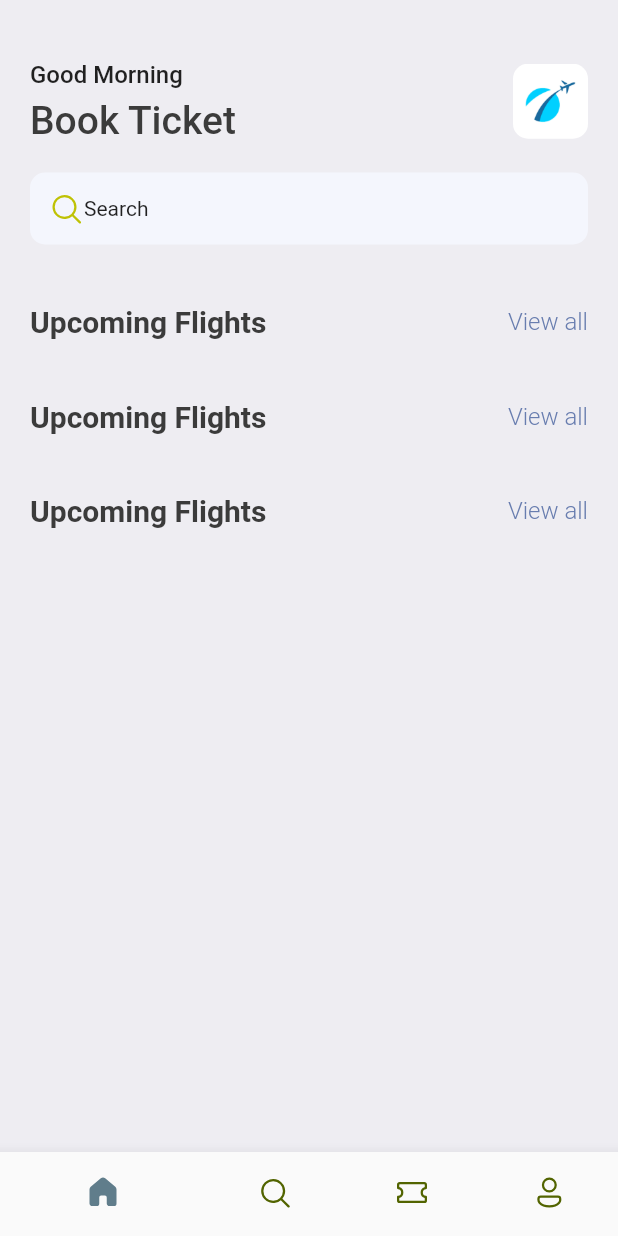
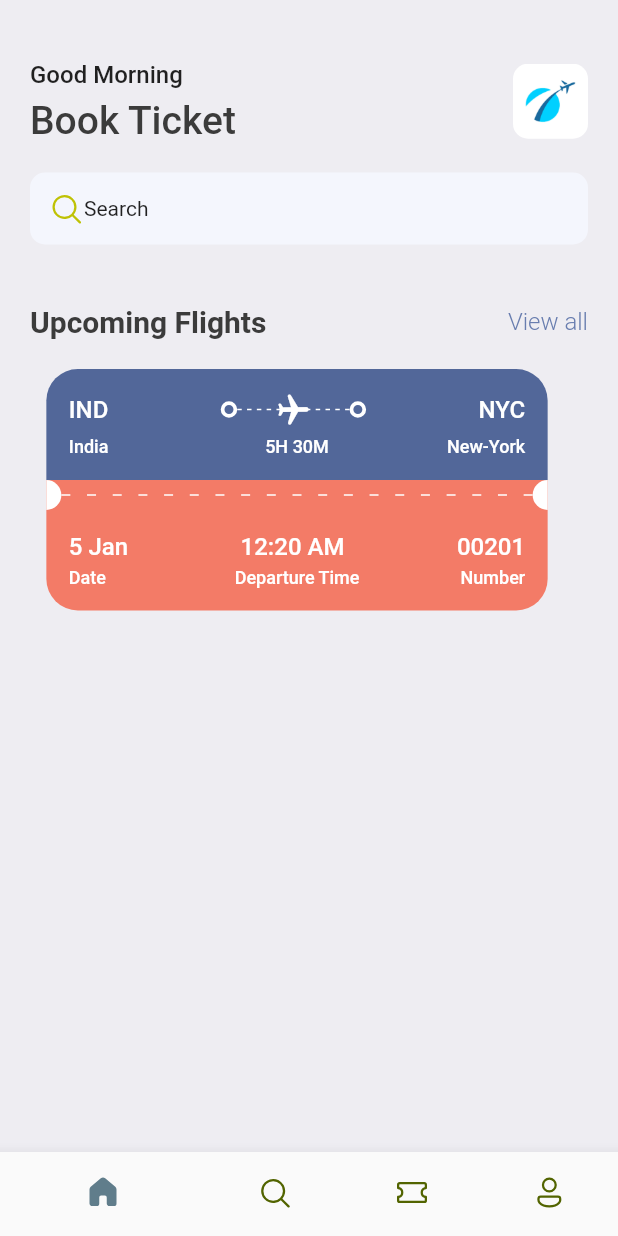
Before and after one commit to MohammedAqeeb/TicketApp, a Flutter app: the screen it shows after launch, on a phone screen of 412 x 824 dp. Run offline on Flutter 3.47's test engine with Material 3 defaults, Android fonts, the phone set to English and light mode, and no system bars; our stand-ins replace fluentui_icons.

Commit message:
ui design homescreen

```diff
--- a/lib/res/style/app_style.dart
+++ b/lib/constants/app_style.dart
@@ -12,6 +12,10 @@ class AppStyle {
   static Color bgColor = const Color(0xffeeedf2);
 
   static Color offWhiteColor = const Color(0xfff4f6fd);
+
+  static Color ticketColor = const Color(0xff526799);
+
+  static Color ticketOrange = const Color(0xfff37b67);
 
   static TextStyle headLineStyle1 = TextStyle(
     fontSize: 26,
@@ -35,4 +39,9 @@ class AppStyle {
     fontWeight: FontWeight.w300,
     color: textColor,
   );
+
+   static TextStyle headLineStyle4 = const TextStyle(
+    fontSize: 12,
+    fontWeight: FontWeight.w500,
+  );
 }
--- a/lib/main.dart
+++ b/lib/main.dart
@@ -1,5 +1,5 @@
 import 'package:flutter/material.dart';
-import 'package:ticket_app/base/bottm_nav.dart';
+import 'package:ticket_app/screens/base/bottm_nav.dart';
 
 void main() {
   runApp(const MyApp());
--- a/lib/base/bottm_nav.dart
+++ b/lib/screens/base/bottm_nav.dart
@@ -1,6 +1,6 @@
 import 'package:fluentui_icons/fluentui_icons.dart';
 import 'package:flutter/material.dart';
-import 'package:ticket_app/screens/home_screen.dart';
+import 'package:ticket_app/screens/home/home_screen.dart';
 
 class BottomNavigation extends StatefulWidget {
   const BottomNavigation({super.key});
--- /dev/null
+++ b/lib/screens/base/widgets/small_circle.dart
@@ -0,0 +1,31 @@
+import 'package:flutter/material.dart';
+
+class SmallCircle extends StatelessWidget {
+  final bool isRight;
+  const SmallCircle({
+    super.key,
+    required this.isRight,
+  });
+
+  @override
+  Widget build(BuildContext context) {
+    return SizedBox(
+      height: 20,
+      width: 10,
+      child: DecoratedBox(
+        decoration: BoxDecoration(
+          color: Colors.white,
+          borderRadius: isRight == true
+              ? const BorderRadius.only(
+                  bottomRight: Radius.circular(10),
+                  topRight: Radius.circular(10),
+                )
+              : const BorderRadius.only(
+                  bottomLeft: Radius.circular(10),
+                  topLeft: Radius.circular(10),
+                ),
+        ),
+      ),
+    );
+  }
+}
--- a/lib/screens/home_screen.dart
+++ b/lib/screens/home/home_screen.dart
@@ -1,8 +1,9 @@
 import 'package:fluentui_icons/fluentui_icons.dart';
 import 'package:flutter/material.dart';
-import 'package:ticket_app/res/images.dart';
-import 'package:ticket_app/res/style/app_style.dart';
+import 'package:ticket_app/constants/images.dart';
+import 'package:ticket_app/constants/app_style.dart';
 import 'package:ticket_app/widgets/text_row_widgets.dart';
+import 'package:ticket_app/widgets/ticket_view.dart';
 
 class HomeScreen extends StatefulWidget {
   const HomeScreen({super.key});
@@ -76,16 +77,8 @@ class _HomeScreenState extends State<HomeScreen> {
                   firstText: 'Upcoming Flights',
                   secondText: 'View all',
                 ),
-                const SizedBox(height: 40),
-                const TextRowWidgets(
-                  firstText: 'Upcoming Flights',
-                  secondText: 'View all',
-                ),const SizedBox(height: 40),
-                const TextRowWidgets(
-                  firstText: 'Upcoming Flights',
-                  secondText: 'View all',
-                ),
-
+                const SizedBox(height: 20),
+                const TicketView()
               ],
             ),
           ),
--- /dev/null
+++ b/lib/screens/home/widget/ticket_headline_text.dart
@@ -0,0 +1,20 @@
+import 'package:flutter/material.dart';
+import 'package:ticket_app/constants/app_style.dart';
+
+class TicketHeadlineText extends StatelessWidget {
+  final String text;
+  const TicketHeadlineText({
+    super.key,
+    required this.text,
+  });
+
+  @override
+  Widget build(BuildContext context) {
+    return Text(
+      text,
+      style: AppStyle.headLineStyle2.copyWith(
+        color: Colors.white,
+      ),
+    );
+  }
+}
--- /dev/null
+++ b/lib/screens/home/widget/ticket_label_text.dart
@@ -0,0 +1,23 @@
+import 'package:flutter/material.dart';
+import 'package:ticket_app/constants/app_style.dart';
+
+class TicketLabelText extends StatelessWidget {
+  final String labelText;
+  final TextAlign isAligned;
+  const TicketLabelText({
+    required this.labelText,
+    this.isAligned = TextAlign.start,
+    super.key,
+  });
+
+  @override
+  Widget build(BuildContext context) {
+    return Text(
+      labelText,
+      textAlign: isAligned,
+      style: AppStyle.headLineStyle4.copyWith(
+        color: Colors.white,
+      ),
+    );
+  }
+}
--- /dev/null
+++ b/lib/widgets/dotted_circle.dart
@@ -0,0 +1,19 @@
+import 'package:flutter/material.dart';
+
+class DottedCircle extends StatelessWidget {
+  const DottedCircle({super.key});
+
+  @override
+  Widget build(BuildContext context) {
+    return Container(
+      padding: const EdgeInsets.all(3),
+      decoration: BoxDecoration(
+        borderRadius: BorderRadius.circular(20),
+        border: Border.all(
+          width: 2.5,
+          color: Colors.white,
+        ),
+      ),
+    );
+  }
+}
--- /dev/null
+++ b/lib/widgets/lines_layout_builder.dart
@@ -0,0 +1,33 @@
+import 'package:flutter/material.dart';
+
+class LinesLayoutBuilder extends StatelessWidget {
+  final int randomNumber;
+  final double width;
+  const LinesLayoutBuilder({
+    super.key,
+    required this.randomNumber,
+    this.width = 3,
+  });
+
+  @override
+  Widget build(BuildContext context) {
+    return LayoutBuilder(
+      builder: (BuildContext context, BoxConstraints constraints) {
+         return Flex(
+          mainAxisAlignment: MainAxisAlignment.spaceBetween,
+          direction: Axis.horizontal,
+          children: List.generate(
+            (constraints.constrainWidth() / randomNumber).floor(),
+            (index) => SizedBox(
+              width: width,
+              height: 1,
+              child: const DecoratedBox(
+                decoration: BoxDecoration(color: Colors.white),
+              ),
+            ),
+          ),
+        );
+      },
+    );
+  }
+}
--- a/lib/widgets/text_row_widgets.dart
+++ b/lib/widgets/text_row_widgets.dart
@@ -1,5 +1,5 @@
 import 'package:flutter/material.dart';
-import 'package:ticket_app/res/style/app_style.dart';
+import 'package:ticket_app/constants/app_style.dart';
 
 class TextRowWidgets extends StatelessWidget {
   final String firstText;
--- /dev/null
+++ b/lib/widgets/ticket_view.dart
@@ -0,0 +1,155 @@
+import 'package:flutter/material.dart';
+import 'package:ticket_app/constants/app_style.dart';
+import 'package:ticket_app/screens/base/widgets/small_circle.dart';
+import 'package:ticket_app/screens/home/widget/ticket_headline_text.dart';
+import 'package:ticket_app/screens/home/widget/ticket_label_text.dart';
+import 'package:ticket_app/widgets/dotted_circle.dart';
+import 'package:ticket_app/widgets/lines_layout_builder.dart';
+
+class TicketView extends StatelessWidget {
+  const TicketView({super.key});
+
+  @override
+  Widget build(BuildContext context) {
+    return SizedBox(
+      width: MediaQuery.of(context).size.width * 0.85,
+      height: 189,
+      child: Container(
+        margin: const EdgeInsets.only(right: 16),
+        child: Column(
+          children: [
+            // Blue part of the ticket the upper layer
+            Container(
+              padding: const EdgeInsets.all(15),
+              decoration: BoxDecoration(
+                borderRadius: const BorderRadius.only(
+                  topLeft: Radius.circular(21),
+                  topRight: Radius.circular(21),
+                ),
+                color: AppStyle.ticketColor,
+              ),
+              child: Column(
+                children: [
+                  Row(
+                    children: [
+                      const TicketHeadlineText(text: 'IND'),
+                      Expanded(child: Container()),
+                      const DottedCircle(),
+                      Expanded(
+                        child: Stack(
+                          children: [
+                            const SizedBox(
+                              height: 24,
+                              child: LinesLayoutBuilder(randomNumber: 6),
+                            ),
+                            Center(
+                              child: Transform.rotate(
+                                angle: 1.56,
+                                child: const Icon(
+                                  Icons.local_airport_rounded,
+                                  color: Colors.white,
+                                ),
+                              ),
+                            )
+                          ],
+                        ),
+                      ),
+                      const DottedCircle(),
+                      Expanded(child: Container()),
+                      const TicketHeadlineText(text: 'NYC'),
+                    ],
+                  ),
+                  const SizedBox(height: 6),
+                  Row(
+                    children: [
+                      const SizedBox(
+                        width: 100,
+                        child: TicketLabelText(labelText: 'India'),
+                      ),
+                      Expanded(child: Container()),
+                      const TicketLabelText(labelText: '5H 30M'),
+                      Expanded(child: Container()),
+                      const SizedBox(
+                        width: 100,
+                        child: TicketLabelText(
+                          labelText: 'New-York',
+                          isAligned: TextAlign.end,
+                        ),
+                      ),
+                    ],
+                  ),
+                ],
+              ),
+            ),
+
+            // Middle layer with small circles and dotted lines
+            Container(
+              color: AppStyle.ticketOrange,
+              child: const Row(
+                children: [
+                  SmallCircle(
+                    isRight: true,
+                  ),
+                  Expanded(
+                    child: LinesLayoutBuilder(randomNumber: 16, width: 6),
+                  ),
+                  SmallCircle(
+                    isRight: false,
+                  ),
+                ],
+              ),
+            ),
+
+            // red part of the ticket the lower layer
+            Container(
+              padding: const EdgeInsets.all(15),
+              decoration: BoxDecoration(
+                borderRadius: const BorderRadius.only(
+                  bottomLeft: Radius.circular(21),
+                  bottomRight: Radius.circular(21),
+                ),
+                color: AppStyle.ticketOrange,
+              ),
+              child: Column(
+                children: [
+                  Row(
+                    children: [
+                      const TicketHeadlineText(text: '5 Jan'),
+                      Expanded(child: Container()),
+                      const TicketHeadlineText(text: '12:20 AM'),
+                      Expanded(child: Container()),
+                      const TicketHeadlineText(text: '00201'),
+                    ],
+                  ),
+                  const SizedBox(height: 4),
+                  Row(
+                    children: [
+                      const SizedBox(
+                        width: 100,
+                        child: TicketLabelText(
+                          labelText: 'Date',
+                        ),
+                      ),
+                      Expanded(child: Container()),
+                      const TicketLabelText(
+                        labelText: 'Departure Time',
+                      ),
+                      Expanded(child: Container()),
+                      const SizedBox(
+                        width: 100,
+                        child: TicketLabelText(
+                          labelText: 'Number',
+                          isAligned: TextAlign.end,
+                        ),
+                      ),
+                    ],
+                  ),
+                ],
+              ),
+            ),
+          ],
+        ),
+      ),
+    );
+  }
+}
```
Also changed, not shown: lib/constants/images.dart (renamed from lib/res/images.dart).
